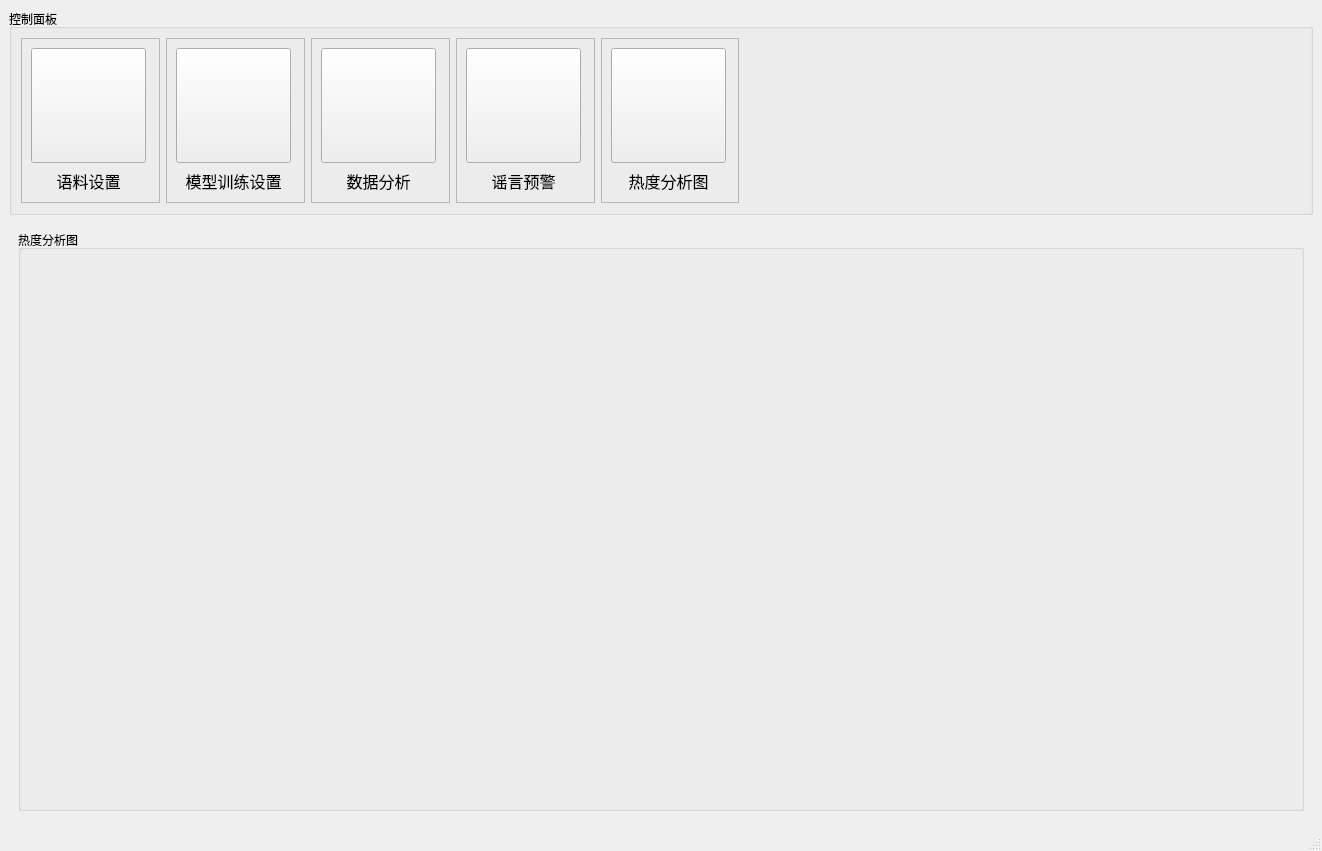
2877267169/Intelligent-Network-Rumor-Monitoring-System, file MainWindow.ui: the form before one commit.
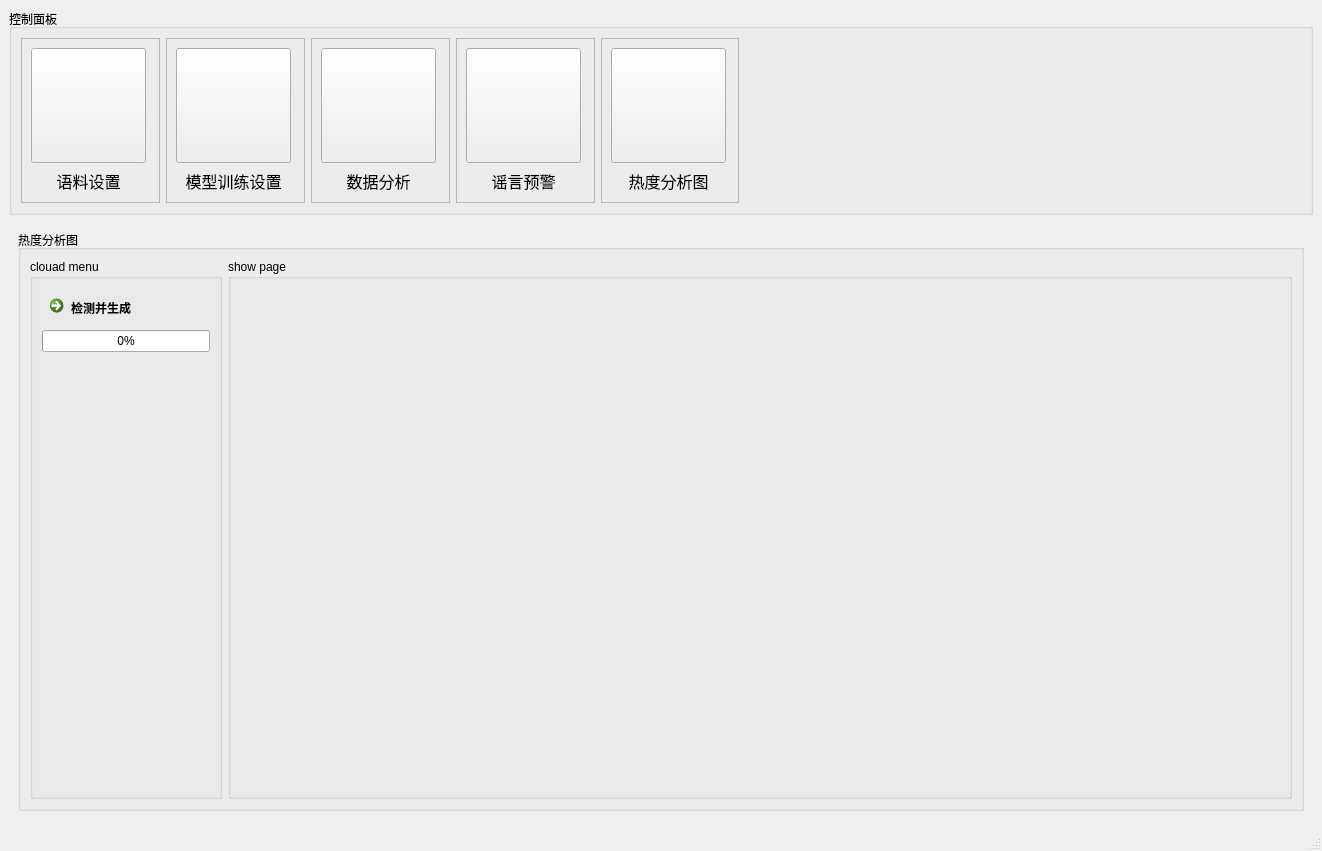
The form after the commit. The open tabs and pages were chosen to show the change. Icons and pictures are not drawn.

Patch:
```diff
--- a/MainWindow.ui
+++ b/MainWindow.ui
@@ -1789,6 +1789,74 @@
           <property name="title">
            <string>热度分析图</string>
           </property>
+          <layout class="QHBoxLayout" name="horizontalLayout_5">
+           <item>
+            <widget class="QGroupBox" name="groupBox_12">
+             <property name="sizePolicy">
+              <sizepolicy hsizetype="Expanding" vsizetype="Expanding">
+               <horstretch>10</horstretch>
+               <verstretch>10</verstretch>
+              </sizepolicy>
+             </property>
+             <property name="title">
+              <string>clouad menu</string>
+             </property>
+             <layout class="QVBoxLayout" name="verticalLayout_6">
+              <item>
+               <widget class="QCommandLinkButton" name="my_page_hot_commandLinkButton_menu_run">
+                <property name="text">
+                 <string>检测并生成</string>
+                </property>
+               </widget>
+              </item>
+              <item>
+               <widget class="QProgressBar" name="my_page_hot_progressBar">
+                <property name="value">
+                 <number>0</number>
+                </property>
+                <property name="textVisible">
+                 <bool>true</bool>
+                </property>
+                <property name="invertedAppearance">
+                 <bool>false</bool>
+                </property>
+               </widget>
+              </item>
+              <item>
+               <spacer name="verticalSpacer_3">
+                <property name="orientation">
+                 <enum>Qt::Vertical</enum>
+                </property>
+                <property name="sizeHint" stdset="0">
+                 <size>
+                  <width>20</width>
+                  <height>40</height>
+                 </size>
+                </property>
+               </spacer>
+              </item>
+             </layout>
+            </widget>
+           </item>
+           <item>
+            <widget class="QGroupBox" name="groupBox_13">
+             <property name="sizePolicy">
+              <sizepolicy hsizetype="Expanding" vsizetype="Expanding">
+               <horstretch>60</horstretch>
+               <verstretch>20</verstretch>
+              </sizepolicy>
+             </property>
+             <property name="title">
+              <string>show page</string>
+             </property>
+             <layout class="QGridLayout" name="gridLayout_8">
+              <item row="0" column="0">
+               <layout class="QGridLayout" name="my_page_hot_gridLayout_for_graph"/>
+              </item>
+             </layout>
+            </widget>
+           </item>
+          </layout>
          </widget>
         </item>
        </layout>
```
Left out of the diff: 2 changed lines with no effect on the pictures.
